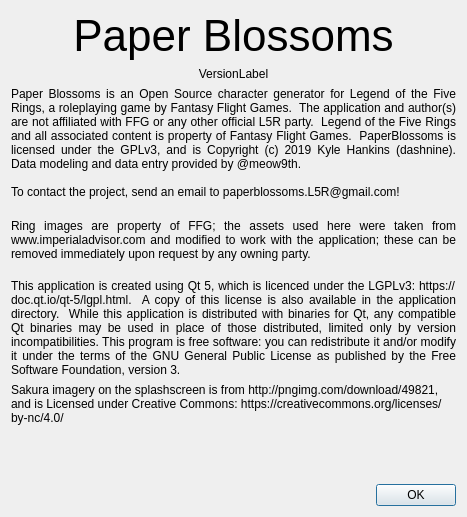
Old version of the form PaperBlossoms/ui/aboutdialog.ui in the repository dashnine/PaperBlossoms.
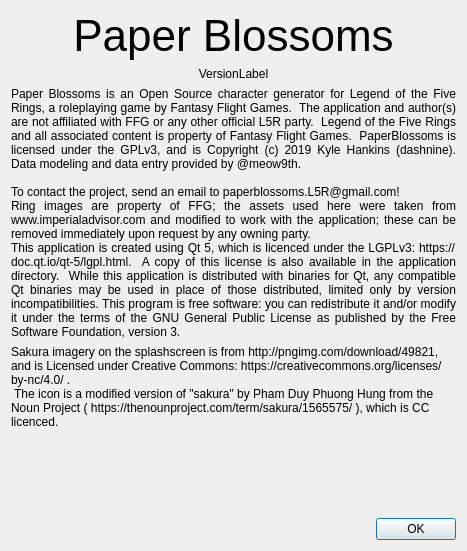
New version of the form.

Commit message: Adds icon art assets and changes files to point to new icon for window icons. Configure automatic setup on mac.  Resolves #19

The edit to the form file:
```diff
--- a/PaperBlossoms/ui/aboutdialog.ui
+++ b/PaperBlossoms/ui/aboutdialog.ui
@@ -7,7 +7,7 @@
     <x>0</x>
     <y>0</y>
     <width>467</width>
-    <height>517</height>
+    <height>551</height>
    </rect>
   </property>
   <property name="windowTitle">
@@ -51,7 +51,8 @@
       <string>Paper Blossoms is an Open Source character generator for Legend of the Five Rings, a roleplaying game by Fantasy Flight Games.  The application and author(s) are not affiliated with FFG or any other official L5R party.  Legend of the Five Rings and all associated content is property of Fantasy Flight Games.  PaperBlossoms is licensed under the GPLv3, and is Copyright (c) 2019 Kyle Hankins (dashnine).  Data modeling and data entry provided by @meow9th. 
 
 To contact the project, send an email to paperblossoms.L5R@gmail.com!
-</string>
+Ring images are property of FFG; the assets used here were taken from www.imperialadvisor.com and modified to work with the application; these can be removed immediately upon request by any owning party. 
+This application is created using Qt 5, which is licenced under the LGPLv3: https://doc.qt.io/qt-5/lgpl.html.  A copy of this license is also available in the application directory.  While this application is distributed with binaries for Qt, any compatible Qt binaries may be used in place of those distributed, limited only by version incompatibilities. This program is free software: you can redistribute it and/or modify it under the terms of the GNU General Public License as published by the Free Software Foundation, version 3.  </string>
      </property>
      <property name="alignment">
       <set>Qt::AlignJustify|Qt::AlignTop</set>
@@ -61,42 +62,11 @@
      </property>
     </widget>
    </item>
-   <item>
-    <widget class="QLabel" name="label_3">
-     <property name="sizePolicy">
-      <sizepolicy hsizetype="Expanding" vsizetype="Expanding">
-       <horstretch>0</horstretch>
-       <verstretch>0</verstretch>
-      </sizepolicy>
-     </property>
-     <property name="text">
-      <string>Ring images are property of FFG; the assets used here were taken from www.imperialadvisor.com and modified to work with the application; these can be removed immediately upon request by any owning party. </string>
-     </property>
-     <property name="alignment">
-      <set>Qt::AlignJustify|Qt::AlignTop</set>
-     </property>
-     <property name="wordWrap">
-      <bool>true</bool>
-     </property>
-    </widget>
-   </item>
-   <item>
-    <widget class="QLabel" name="label_4">
-     <property name="text">
-      <string>This application is created using Qt 5, which is licenced under the LGPLv3: https://doc.qt.io/qt-5/lgpl.html.  A copy of this license is also available in the application directory.  While this application is distributed with binaries for Qt, any compatible Qt binaries may be used in place of those distributed, limited only by version incompatibilities. This program is free software: you can redistribute it and/or modify it under the terms of the GNU General Public License as published by the Free Software Foundation, version 3.  </string>
-     </property>
-     <property name="alignment">
-      <set>Qt::AlignJustify|Qt::AlignVCenter</set>
-     </property>
-     <property name="wordWrap">
-      <bool>true</bool>
-     </property>
-    </widget>
-   </item>
    <item>
     <widget class="QLabel" name="label_5">
      <property name="text">
-      <string>Sakura imagery on the splashscreen is from http://pngimg.com/download/49821, and is Licensed under Creative Commons: https://creativecommons.org/licenses/by-nc/4.0/</string>
+      <string>Sakura imagery on the splashscreen is from http://pngimg.com/download/49821, and is Licensed under Creative Commons: https://creativecommons.org/licenses/by-nc/4.0/ . 
+ The icon is a modified version of &quot;sakura&quot; by Pham Duy Phuong Hung from the Noun Project ( https://thenounproject.com/term/sakura/1565575/ ), which is CC licenced.</string>
      </property>
      <property name="wordWrap">
       <bool>true</bool>
```
The commit also changes 11 other files.
